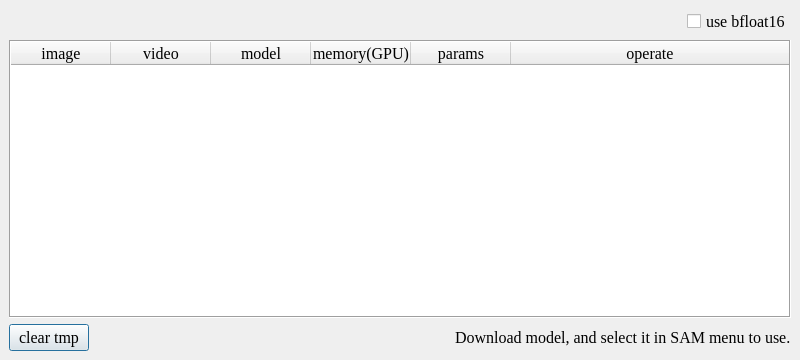
Old version of the form ISAT/ui/model_manager_dialog.ui in the repository yatengLG/ISAT_with_segment_anything.
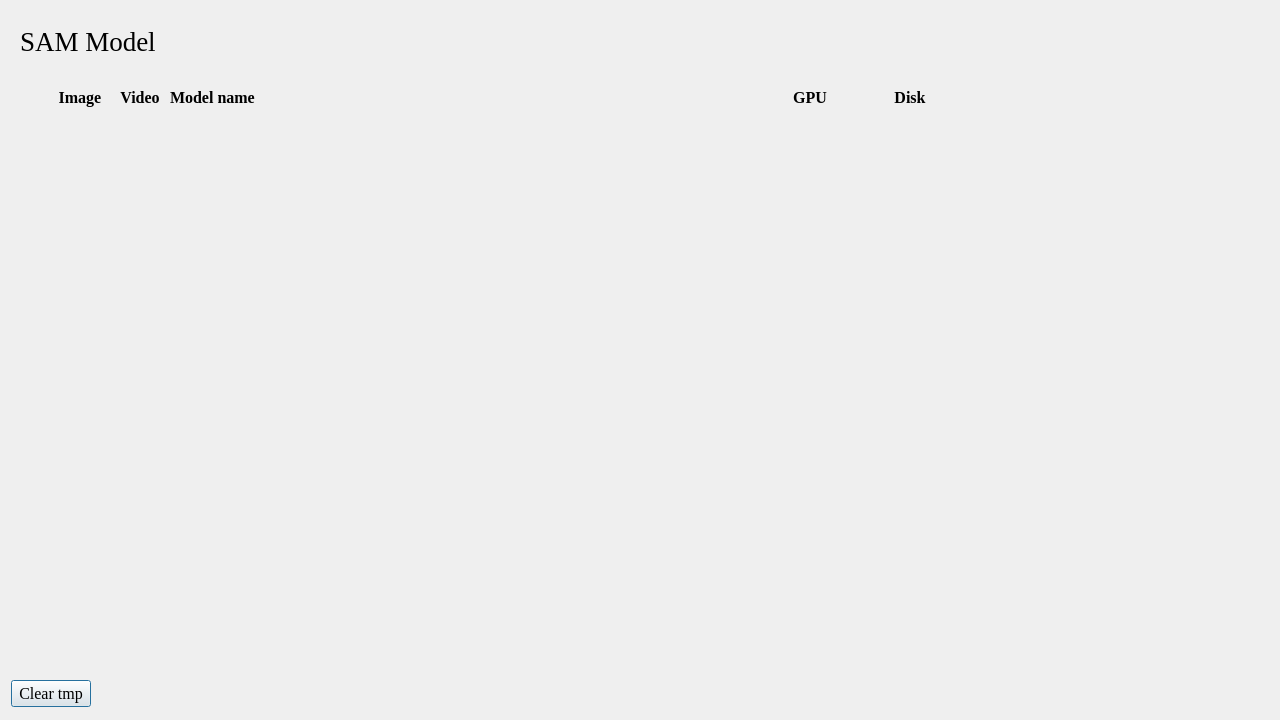
New version of the form.

Diff of the .ui file:
```diff
--- a/ISAT/ui/model_manager_dialog.ui
+++ b/ISAT/ui/model_manager_dialog.ui
@@ -6,8 +6,8 @@
    <rect>
     <x>0</x>
     <y>0</y>
-    <width>800</width>
-    <height>360</height>
+    <width>1280</width>
+    <height>720</height>
    </rect>
   </property>
   <property name="font">
@@ -20,53 +20,25 @@
    <string>Model Manage</string>
   </property>
   <layout class="QVBoxLayout" name="verticalLayout">
-   <property name="leftMargin">
-    <number>9</number>
-   </property>
-   <property name="topMargin">
-    <number>9</number>
-   </property>
-   <property name="rightMargin">
-    <number>9</number>
-   </property>
-   <property name="bottomMargin">
-    <number>9</number>
-   </property>
    <item>
-    <widget class="QWidget" name="widget_2" native="true">
+    <widget class="QWidget" name="widget_3" native="true">
+     <property name="maximumSize">
+      <size>
+       <width>16777215</width>
+       <height>60</height>
+      </size>
+     </property>
      <layout class="QHBoxLayout" name="horizontalLayout_2">
-      <property name="leftMargin">
-       <number>0</number>
-      </property>
-      <property name="topMargin">
-       <number>0</number>
-      </property>
-      <property name="rightMargin">
-       <number>0</number>
-      </property>
-      <property name="bottomMargin">
-       <number>0</number>
-      </property>
       <item>
-       <spacer name="horizontalSpacer_2">
-        <property name="orientation">
-         <enum>Qt::Horizontal</enum>
-        </property>
-        <property name="sizeHint" stdset="0">
-         <size>
-          <width>40</width>
-          <height>20</height>
-         </size>
-        </property>
-       </spacer>
-      </item>
-      <item>
-       <widget class="QCheckBox" name="checkBox_use_bfloat16">
-        <property name="toolTip">
-         <string>use bfloat16 to reduce GPU memory required</string>
+       <widget class="QLabel" name="label">
+        <property name="font">
+         <font>
+          <family>Times New Roman</family>
+          <pointsize>20</pointsize>
+         </font>
         </property>
         <property name="text">
-         <string>use bfloat16</string>
+         <string>SAM Model</string>
         </property>
        </widget>
       </item>
@@ -74,92 +46,202 @@
     </widget>
    </item>
    <item>
-    <widget class="QTableWidget" name="tableWidget">
-     <property name="frameShape">
-      <enum>QFrame::Box</enum>
+    <widget class="QWidget" name="widget_4" native="true">
+     <property name="maximumSize">
+      <size>
+       <width>16777215</width>
+       <height>40</height>
+      </size>
      </property>
-     <property name="frameShadow">
-      <enum>QFrame::Sunken</enum>
-     </property>
-     <property name="sizeAdjustPolicy">
-      <enum>QAbstractScrollArea::AdjustToContents</enum>
-     </property>
-     <property name="editTriggers">
-      <set>QAbstractItemView::NoEditTriggers</set>
-     </property>
-     <property name="selectionMode">
-      <enum>QAbstractItemView::SingleSelection</enum>
-     </property>
-     <property name="selectionBehavior">
-      <enum>QAbstractItemView::SelectRows</enum>
-     </property>
-     <property name="showGrid">
-      <bool>true</bool>
-     </property>
-     <property name="gridStyle">
-      <enum>Qt::SolidLine</enum>
-     </property>
-     <property name="sortingEnabled">
-      <bool>false</bool>
-     </property>
-     <property name="wordWrap">
-      <bool>true</bool>
-     </property>
-     <property name="cornerButtonEnabled">
-      <bool>true</bool>
-     </property>
-     <attribute name="horizontalHeaderCascadingSectionResizes">
-      <bool>true</bool>
-     </attribute>
-     <attribute name="horizontalHeaderHighlightSections">
-      <bool>true</bool>
-     </attribute>
-     <attribute name="horizontalHeaderShowSortIndicator" stdset="0">
-      <bool>false</bool>
-     </attribute>
-     <attribute name="horizontalHeaderStretchLastSection">
-      <bool>true</bool>
-     </attribute>
-     <attribute name="verticalHeaderVisible">
-      <bool>false</bool>
-     </attribute>
-     <attribute name="verticalHeaderStretchLastSection">
-      <bool>false</bool>
-     </attribute>
-     <column>
-      <property name="text">
-       <string>image</string>
+     <layout class="QHBoxLayout" name="horizontalLayout_3">
+      <property name="spacing">
+       <number>0</number>
       </property>
-     </column>
-     <column>
-      <property name="text">
-       <string>video</string>
+      <property name="topMargin">
+       <number>0</number>
       </property>
-     </column>
-     <column>
-      <property name="text">
-       <string>model</string>
+      <property name="bottomMargin">
+       <number>0</number>
       </property>
-     </column>
-     <column>
-      <property name="text">
-       <string>memory(GPU)</string>
-      </property>
-     </column>
-     <column>
-      <property name="text">
-       <string>params</string>
-      </property>
-     </column>
-     <column>
-      <property name="text">
-       <string>operate</string>
-      </property>
-     </column>
+      <item>
+       <widget class="QLabel" name="label_2">
+        <property name="maximumSize">
+         <size>
+          <width>30</width>
+          <height>16777215</height>
+         </size>
+        </property>
+        <property name="font">
+         <font>
+          <family>Times New Roman</family>
+          <pointsize>12</pointsize>
+          <weight>75</weight>
+          <bold>true</bold>
+         </font>
+        </property>
+        <property name="text">
+         <string/>
+        </property>
+       </widget>
+      </item>
+      <item>
+       <widget class="QLabel" name="label_3">
+        <property name="maximumSize">
+         <size>
+          <width>60</width>
+          <height>16777215</height>
+         </size>
+        </property>
+        <property name="font">
+         <font>
+          <family>Times New Roman</family>
+          <pointsize>12</pointsize>
+          <weight>75</weight>
+          <bold>true</bold>
+         </font>
+        </property>
+        <property name="text">
+         <string>Image</string>
+        </property>
+        <property name="alignment">
+         <set>Qt::AlignCenter</set>
+        </property>
+       </widget>
+      </item>
+      <item>
+       <widget class="QLabel" name="label_4">
+        <property name="maximumSize">
+         <size>
+          <width>60</width>
+          <height>16777215</height>
+         </size>
+        </property>
+        <property name="font">
+         <font>
+          <family>Times New Roman</family>
+          <pointsize>12</pointsize>
+          <weight>75</weight>
+          <bold>true</bold>
+         </font>
+        </property>
+        <property name="text">
+         <string>Video</string>
+        </property>
+        <property name="alignment">
+         <set>Qt::AlignCenter</set>
+        </property>
+       </widget>
+      </item>
+      <item>
+       <widget class="QLabel" name="label_5">
+        <property name="font">
+         <font>
+          <family>Times New Roman</family>
+          <pointsize>12</pointsize>
+          <weight>75</weight>
+          <bold>true</bold>
+         </font>
+        </property>
+        <property name="text">
+         <string>Model name</string>
+        </property>
+        <property name="alignment">
+         <set>Qt::AlignLeading|Qt::AlignLeft|Qt::AlignVCenter</set>
+        </property>
+       </widget>
+      </item>
+      <item>
+       <widget class="QLabel" name="label_6">
+        <property name="maximumSize">
+         <size>
+          <width>100</width>
+          <height>16777215</height>
+         </size>
+        </property>
+        <property name="font">
+         <font>
+          <family>Times New Roman</family>
+          <pointsize>12</pointsize>
+          <weight>75</weight>
+          <bold>true</bold>
+         </font>
+        </property>
+        <property name="text">
+         <string>GPU</string>
+        </property>
+        <property name="alignment">
+         <set>Qt::AlignCenter</set>
+        </property>
+       </widget>
+      </item>
+      <item>
+       <widget class="QLabel" name="label_7">
+        <property name="maximumSize">
+         <size>
+          <width>100</width>
+          <height>16777215</height>
+         </size>
+        </property>
+        <property name="font">
+         <font>
+          <family>Times New Roman</family>
+          <pointsize>12</pointsize>
+          <weight>75</weight>
+          <bold>true</bold>
+         </font>
+        </property>
+        <property name="text">
+         <string>Disk</string>
+        </property>
+        <property name="alignment">
+         <set>Qt::AlignCenter</set>
+        </property>
+       </widget>
+      </item>
+      <item>
+       <widget class="QLabel" name="label_8">
+        <property name="maximumSize">
+         <size>
+          <width>300</width>
+          <height>16777215</height>
+         </size>
+        </property>
+        <property name="font">
+         <font>
+          <family>Times New Roman</family>
+          <pointsize>12</pointsize>
+          <weight>75</weight>
+          <bold>true</bold>
+         </font>
+        </property>
+        <property name="text">
+         <string/>
+        </property>
+        <property name="alignment">
+         <set>Qt::AlignCenter</set>
+        </property>
+       </widget>
+      </item>
+     </layout>
     </widget>
    </item>
    <item>
     <widget class="QWidget" name="widget" native="true">
+     <layout class="QGridLayout" name="gridLayout">
+      <property name="spacing">
+       <number>0</number>
+      </property>
+     </layout>
+    </widget>
+   </item>
+   <item>
+    <widget class="QWidget" name="widget_2" native="true">
+     <property name="maximumSize">
+      <size>
+       <width>16777215</width>
+       <height>30</height>
+      </size>
+     </property>
      <layout class="QHBoxLayout" name="horizontalLayout">
       <property name="leftMargin">
        <number>0</number>
@@ -176,7 +258,7 @@
       <item>
        <widget class="QPushButton" name="pushButton_clear_tmp">
         <property name="text">
-         <string>clear tmp</string>
+         <string>Clear tmp</string>
         </property>
        </widget>
       </item>
@@ -193,13 +275,6 @@
         </property>
        </spacer>
       </item>
-      <item>
-       <widget class="QLabel" name="label">
-        <property name="text">
-         <string>Download model, and select it in SAM menu to use.</string>
-        </property>
-       </widget>
-      </item>
      </layout>
     </widget>
    </item>
```
Left out of the diff: 2 changed lines with no effect on the pictures.
